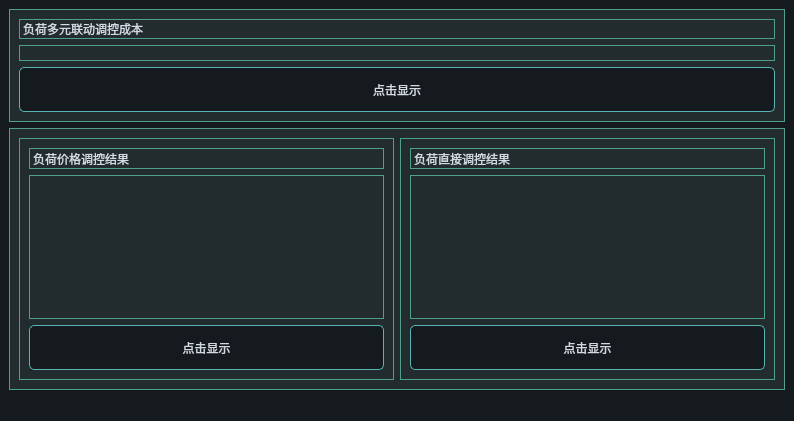
Before: the Qt Designer form M2ResultWindow.ui in Estellalan/gzdw_desk, drawn with Qt 5.
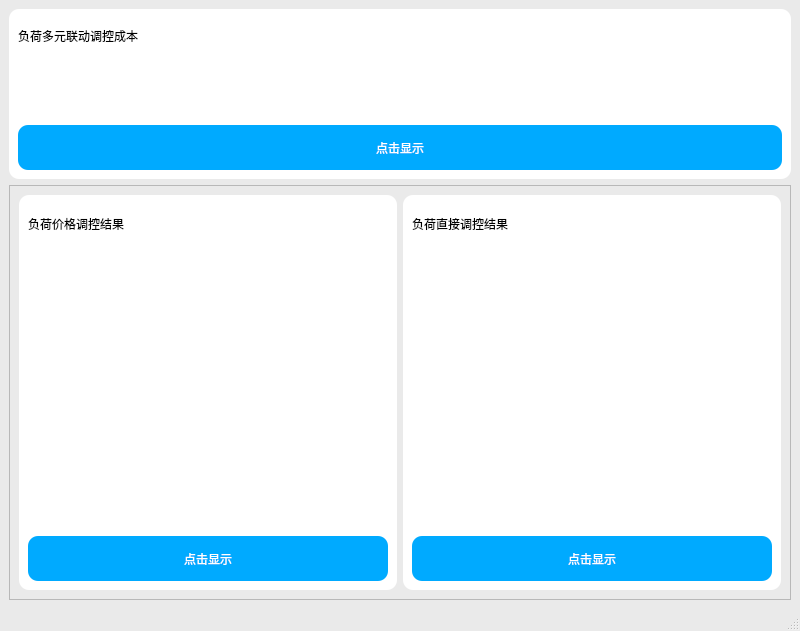
After: the same form once the commit is applied.

```diff
--- a/M2ResultWindow.ui
+++ b/M2ResultWindow.ui
@@ -6,38 +6,33 @@
    <rect>
     <x>0</x>
     <y>0</y>
-    <width>794</width>
-    <height>421</height>
+    <width>800</width>
+    <height>631</height>
    </rect>
   </property>
+  <property name="minimumSize">
+   <size>
+    <width>600</width>
+    <height>600</height>
+   </size>
+  </property>
   <property name="windowTitle">
    <string>运行评估结果</string>
   </property>
   <property name="styleSheet">
-   <string notr="true">
+   <string notr="true">QMainWindow{
+background-color:rgb(234, 234, 234)
+}
+QLabel{
+font: bold 18px &quot;Microsoft YaHei&quot;;
+background-color:rgb(255, 255, 255);
+}
+QPushButton{
+background-color:rgb(0, 170, 255);
+font: bold 19px &quot;Microsoft YaHei&quot;;
+color: white;
+border-radius: 10px
 
-background-color:#151a1e;
-</string>
-  </property>
-  <widget class="QWidget" name="centralwidget">
-   <property name="styleSheet">
-    <string notr="true">QPushButton{
-	border-style: solid;
-	border-color: rgb(90, 180, 180);
-	border-width: 1px;
-	border-radius: 5px;
-	color: #d3dae3;
-	padding: 2px;
-	background-color: #151a1e;
-}
-QPushButton::default{
-	border-style: solid;
-	border-color: #050a0e;
-	border-width: 1px;
-	border-radius: 5px;
-	color: #FFFFFF;
-	padding: 2px;
-	background-color: #151a1e;;
 }
 QPushButton:hover{
 	border-style: solid;
@@ -55,16 +50,12 @@
 	border-radius: 5px;
 	color: #d3dae3;
 	padding: 2px;
-	background-color: #2c2f2f;
-}
-
-QFrame{	
-	border-width: 1px;
-	border-style: solid;
-	border-color: #4fa08b;
-	background-color: #222b2e;
-	color: #d3dae3;
+	background-color: rgb(0, 170, 127);
 }</string>
+  </property>
+  <widget class="QWidget" name="centralwidget">
+   <property name="styleSheet">
+    <string notr="true"/>
    </property>
    <layout class="QVBoxLayout" name="verticalLayout_4">
     <item>
@@ -75,6 +66,14 @@
         <verstretch>1</verstretch>
        </sizepolicy>
       </property>
+      <property name="styleSheet">
+       <string notr="true">.QFrame{
+background-color:rgb(255, 255, 255);
+border-radius:10px;
+border:0px
+}
+</string>
+      </property>
       <property name="frameShape">
        <enum>QFrame::StyledPanel</enum>
       </property>
@@ -90,6 +89,18 @@
            <verstretch>1</verstretch>
           </sizepolicy>
          </property>
+         <property name="minimumSize">
+          <size>
+           <width>0</width>
+           <height>35</height>
+          </size>
+         </property>
+         <property name="maximumSize">
+          <size>
+           <width>16777215</width>
+           <height>40</height>
+          </size>
+         </property>
          <property name="text">
           <string>负荷多元联动调控成本</string>
          </property>
@@ -103,6 +114,12 @@
            <verstretch>7</verstretch>
           </sizepolicy>
          </property>
+         <property name="minimumSize">
+          <size>
+           <width>0</width>
+           <height>60</height>
+          </size>
+         </property>
          <property name="text">
           <string/>
          </property>
@@ -153,6 +170,14 @@
       <layout class="QHBoxLayout" name="horizontalLayout_2">
        <item>
         <widget class="QFrame" name="frame">
+         <property name="styleSheet">
+          <string notr="true">.QFrame{
+background-color:rgb(255, 255, 255);
+border-radius:10px;
+border:0px
+}
+</string>
+         </property>
          <property name="frameShape">
           <enum>QFrame::StyledPanel</enum>
          </property>
@@ -168,6 +193,18 @@
               <verstretch>1</verstretch>
              </sizepolicy>
             </property>
+            <property name="minimumSize">
+             <size>
+              <width>0</width>
+              <height>35</height>
+             </size>
+            </property>
+            <property name="maximumSize">
+             <size>
+              <width>16777215</width>
+              <height>40</height>
+             </size>
+            </property>
             <property name="text">
              <string>负荷价格调控结果</string>
             </property>
@@ -181,6 +218,12 @@
               <verstretch>7</verstretch>
              </sizepolicy>
             </property>
+            <property name="minimumSize">
+             <size>
+              <width>200</width>
+              <height>200</height>
+             </size>
+            </property>
             <property name="text">
              <string/>
             </property>
@@ -216,6 +259,14 @@
        </item>
        <item>
         <widget class="QFrame" name="frame_2">
+         <property name="styleSheet">
+          <string notr="true">.QFrame{
+background-color:rgb(255, 255, 255);
+border-radius:10px;
+border:0px
+}
+</string>
+         </property>
          <property name="frameShape">
           <enum>QFrame::StyledPanel</enum>
          </property>
@@ -231,6 +282,18 @@
               <verstretch>1</verstretch>
              </sizepolicy>
             </property>
+            <property name="minimumSize">
+             <size>
+              <width>0</width>
+              <height>35</height>
+             </size>
+            </property>
+            <property name="maximumSize">
+             <size>
+              <width>16777215</width>
+              <height>40</height>
+             </size>
+            </property>
             <property name="text">
              <string>负荷直接调控结果</string>
             </property>
@@ -244,6 +307,12 @@
               <verstretch>7</verstretch>
              </sizepolicy>
             </property>
+            <property name="minimumSize">
+             <size>
+              <width>200</width>
+              <height>200</height>
+             </size>
+            </property>
             <property name="text">
              <string/>
             </property>
```
Left out of the diff: 8 changed lines with no effect on the pictures.
